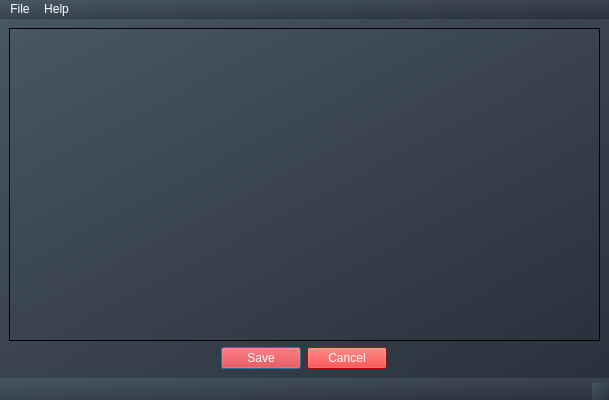
Old version of the form src/main/resources/base/ui/TaskMainWindow.ui in the repository wskoly/Task_Reminder.
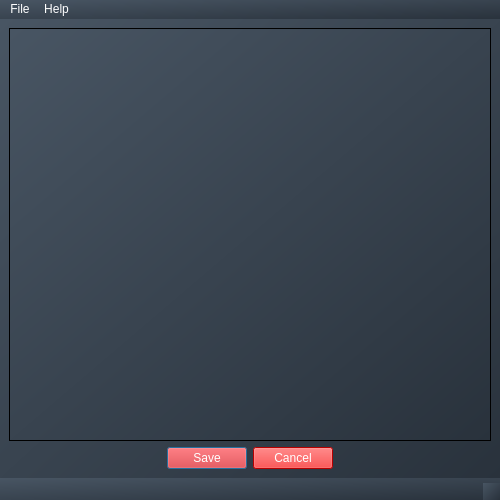
New version of the form. Icons and pictures are not drawn.

Diff of the .ui file:
```diff
--- a/src/main/resources/base/ui/TaskMainWindow.ui
+++ b/src/main/resources/base/ui/TaskMainWindow.ui
@@ -6,8 +6,8 @@
    <rect>
     <x>0</x>
     <y>0</y>
-    <width>609</width>
-    <height>400</height>
+    <width>500</width>
+    <height>500</height>
    </rect>
   </property>
   <property name="sizePolicy">
@@ -44,8 +44,8 @@
         <rect>
          <x>0</x>
          <y>0</y>
-         <width>589</width>
-         <height>308</height>
+         <width>480</width>
+         <height>408</height>
         </rect>
        </property>
        <layout class="QVBoxLayout" name="verticalLayout"/>
@@ -79,7 +79,7 @@
     <rect>
      <x>0</x>
      <y>0</y>
-     <width>609</width>
+     <width>500</width>
      <height>21</height>
     </rect>
    </property>
```
